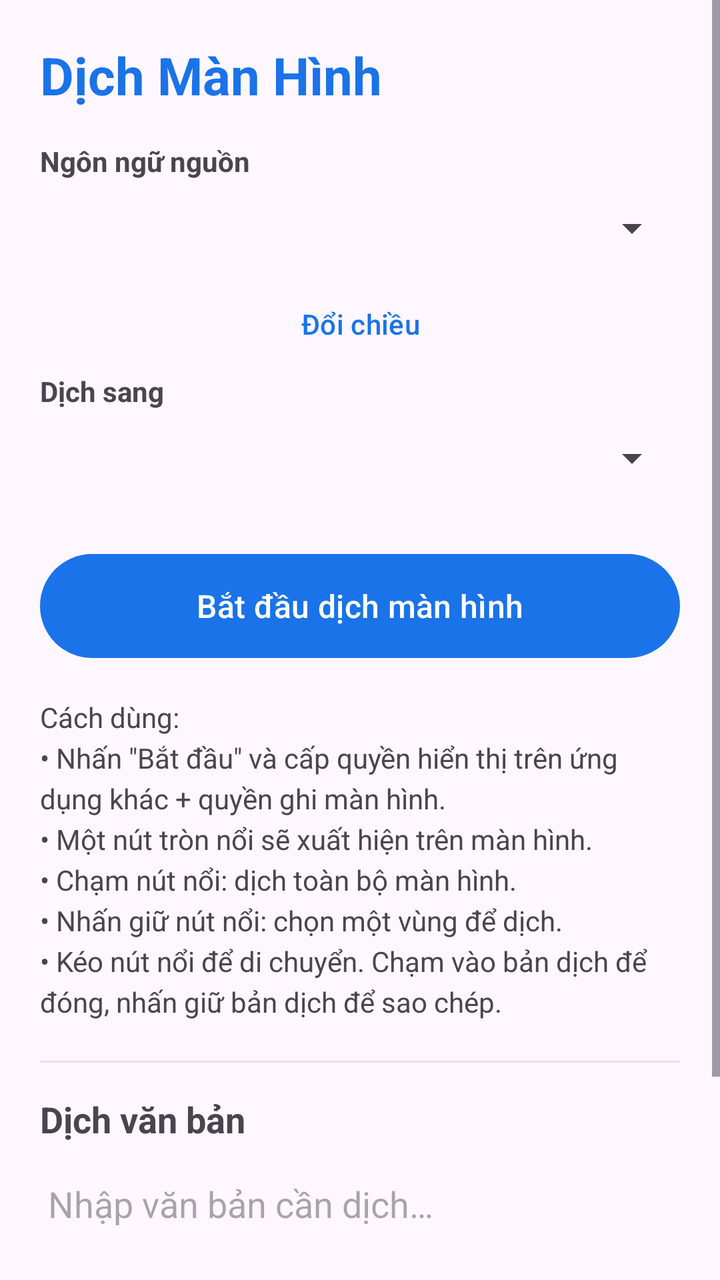
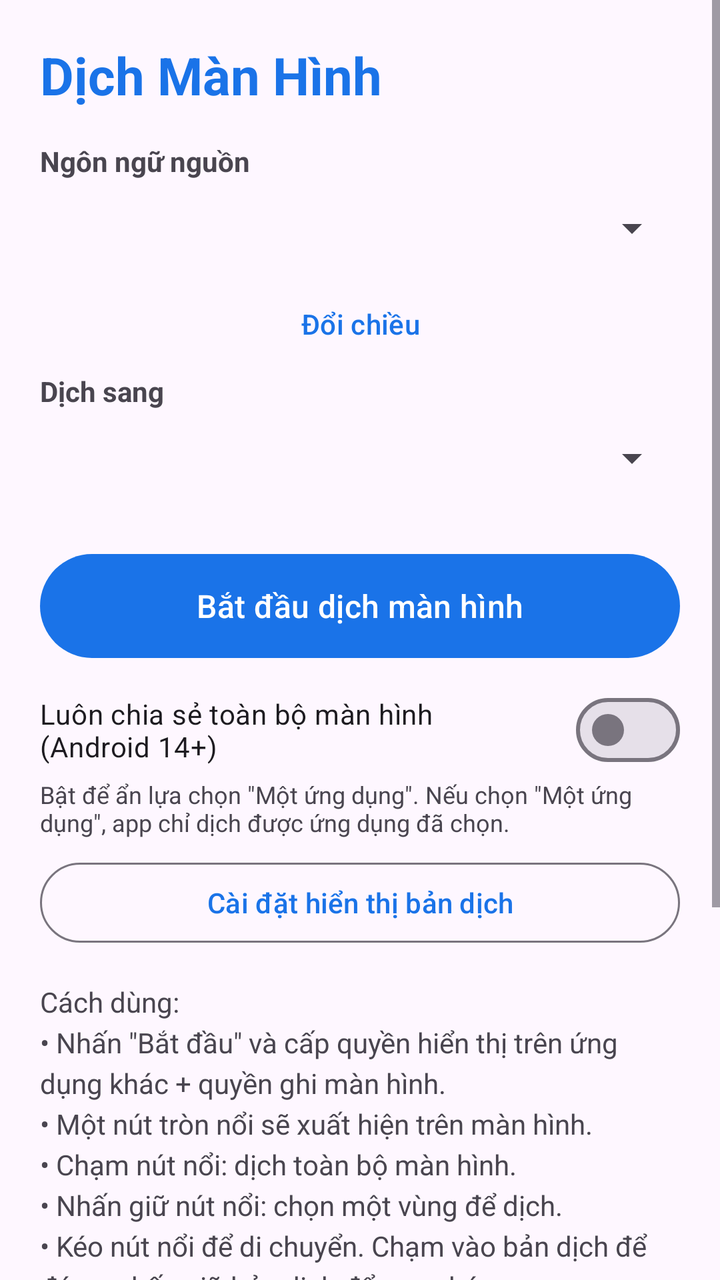

Compare the two renders of this Android layout. The source of the first and the diff that turns it into the second are given below.
<!-- AndroidManifest.xml: application theme Theme.DichManHinh -->
<!-- res/layout/activity_main.xml -->
<?xml version="1.0" encoding="utf-8"?>
<ScrollView xmlns:android="http://schemas.android.com/apk/res/android"
    android:layout_width="match_parent"
    android:layout_height="match_parent"
    android:fillViewport="true">

    <LinearLayout
        android:layout_width="match_parent"
        android:layout_height="wrap_content"
        android:orientation="vertical"
        android:padding="20dp">

        <TextView
            android:layout_width="wrap_content"
            android:layout_height="wrap_content"
            android:text="@string/app_name"
            android:textSize="26sp"
            android:textStyle="bold"
            android:textColor="@color/primary"
            android:layout_marginBottom="16dp" />

        <TextView
            android:layout_width="wrap_content"
            android:layout_height="wrap_content"
            android:text="@string/source_lang"
            android:textStyle="bold" />

        <Spinner
            android:id="@+id/spinnerSource"
            android:layout_width="match_parent"
            android:layout_height="48dp" />

        <com.google.android.material.button.MaterialButton
            android:id="@+id/btnSwap"
            style="@style/Widget.Material3.Button.TextButton"
            android:layout_width="wrap_content"
            android:layout_height="wrap_content"
            android:layout_gravity="center_horizontal"
            android:text="@string/swap" />

        <TextView
            android:layout_width="wrap_content"
            android:layout_height="wrap_content"
            android:text="@string/target_lang"
            android:textStyle="bold" />

        <Spinner
            android:id="@+id/spinnerTarget"
            android:layout_width="match_parent"
            android:layout_height="48dp" />

        <com.google.android.material.button.MaterialButton
            android:id="@+id/btnStart"
            android:layout_width="match_parent"
            android:layout_height="60dp"
            android:layout_marginTop="20dp"
            android:text="@string/start"
            android:textSize="16sp" />

        <TextView
            android:layout_width="match_parent"
            android:layout_height="wrap_content"
            android:layout_marginTop="16dp"
            android:lineSpacingExtra="4dp"
            android:text="@string/guide" />

        <View
            android:layout_width="match_parent"
            android:layout_height="1dp"
            android:layout_marginTop="20dp"
            android:layout_marginBottom="16dp"
            android:background="#33888888" />

        <TextView
            android:layout_width="wrap_content"
            android:layout_height="wrap_content"
            android:text="@string/text_translate_title"
            android:textSize="18sp"
            android:textStyle="bold" />

        <EditText
            android:id="@+id/editInput"
            android:layout_width="match_parent"
            android:layout_height="wrap_content"
            android:layout_marginTop="8dp"
            android:gravity="top"
            android:hint="@string/text_hint"
            android:inputType="textMultiLine"
            android:minLines="3" />

        <com.google.android.material.button.MaterialButton
            android:id="@+id/btnTranslateText"
            android:layout_width="wrap_content"
            android:layout_height="wrap_content"
            android:layout_gravity="end"
            android:text="@string/translate" />

        <TextView
            android:id="@+id/textOutput"
            android:layout_width="match_parent"
            android:layout_height="wrap_content"
            android:layout_marginTop="8dp"
            android:textIsSelectable="true"
            android:textSize="16sp" />
    </LinearLayout>
</ScrollView>
<!-- resources referenced by this layout -->
<resources>
  <color name="primary">#1A73E8</color>
  <string name="app_name">Dịch Màn Hình</string>
  <string name="guide">Cách dùng:\n• Nhấn \"Bắt đầu\" và cấp quyền hiển thị trên ứng dụng khác + quyền ghi màn hình.\n• Một nút tròn nổi sẽ xuất hiện trên màn hình.\n• Chạm nút nổi: dịch toàn bộ màn hình.\n• Nhấn giữ nút nổi: chọn một vùng để dịch.\n• Kéo nút nổi để di chuyển. Chạm vào bản dịch để đóng, nhấn giữ bản dịch để sao chép.</string>
  <string name="source_lang">Ngôn ngữ nguồn</string>
  <string name="start">Bắt đầu dịch màn hình</string>
  <string name="swap">Đổi chiều</string>
  <string name="target_lang">Dịch sang</string>
  <string name="text_hint">Nhập văn bản cần dịch…</string>
  <string name="text_translate_title">Dịch văn bản</string>
  <string name="translate">Dịch</string>
  <style name="Theme.DichManHinh" parent="Theme.Material3.DayNight.NoActionBar">
          <item name="colorPrimary">@color/primary</item>
          <item name="colorSecondary">@color/primary_dark</item>
      </style>
  <color name="primary_dark">#1558B0</color>
</resources>

<!-- the commit's change to res/layout/activity_main.xml (unified diff, before → after) -->
@@ -57,6 +57,28 @@
             android:text="@string/start"
             android:textSize="16sp" />
 
+        <com.google.android.material.materialswitch.MaterialSwitch
+            android:id="@+id/swFullScreen"
+            android:layout_width="match_parent"
+            android:layout_height="wrap_content"
+            android:layout_marginTop="8dp"
+            android:minHeight="48dp"
+            android:text="@string/force_full_screen" />
+
+        <TextView
+            android:layout_width="match_parent"
+            android:layout_height="wrap_content"
+            android:text="@string/force_full_screen_desc"
+            android:textSize="12sp" />
+
+        <com.google.android.material.button.MaterialButton
+            android:id="@+id/btnDisplaySettings"
+            style="@style/Widget.Material3.Button.OutlinedButton"
+            android:layout_width="match_parent"
+            android:layout_height="wrap_content"
+            android:layout_marginTop="8dp"
+            android:text="@string/open_display_settings" />
+
         <TextView
             android:layout_width="match_parent"
             android:layout_height="wrap_content"
<!-- resource entries referenced after the edit -->
@@ -2,7 +2,10 @@
 <resources>
   <color name="primary">#1A73E8</color>
   <string name="app_name">Dịch Màn Hình</string>
+  <string name="force_full_screen">Luôn chia sẻ toàn bộ màn hình (Android 14+)</string>
+  <string name="force_full_screen_desc">Bật để ẩn lựa chọn \"Một ứng dụng\". Nếu chọn \"Một ứng dụng\", app chỉ dịch được ứng dụng đã chọn.</string>
   <string name="guide">Cách dùng:\n• Nhấn \"Bắt đầu\" và cấp quyền hiển thị trên ứng dụng khác + quyền ghi màn hình.\n• Một nút tròn nổi sẽ xuất hiện trên màn hình.\n• Chạm nút nổi: dịch toàn bộ màn hình.\n• Nhấn giữ nút nổi: chọn một vùng để dịch.\n• Kéo nút nổi để di chuyển. Chạm vào bản dịch để đóng, nhấn giữ bản dịch để sao chép.</string>
+  <string name="open_display_settings">Cài đặt hiển thị bản dịch</string>
   <string name="source_lang">Ngôn ngữ nguồn</string>
   <string name="start">Bắt đầu dịch màn hình</string>
   <string name="swap">Đổi chiều</string>
